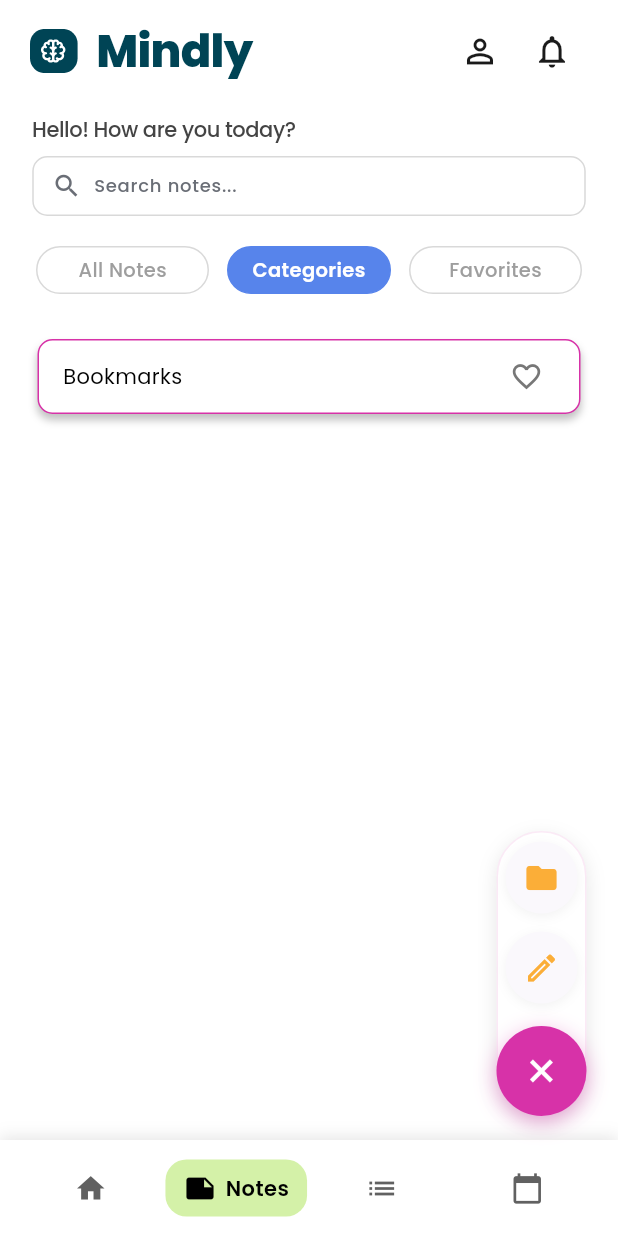
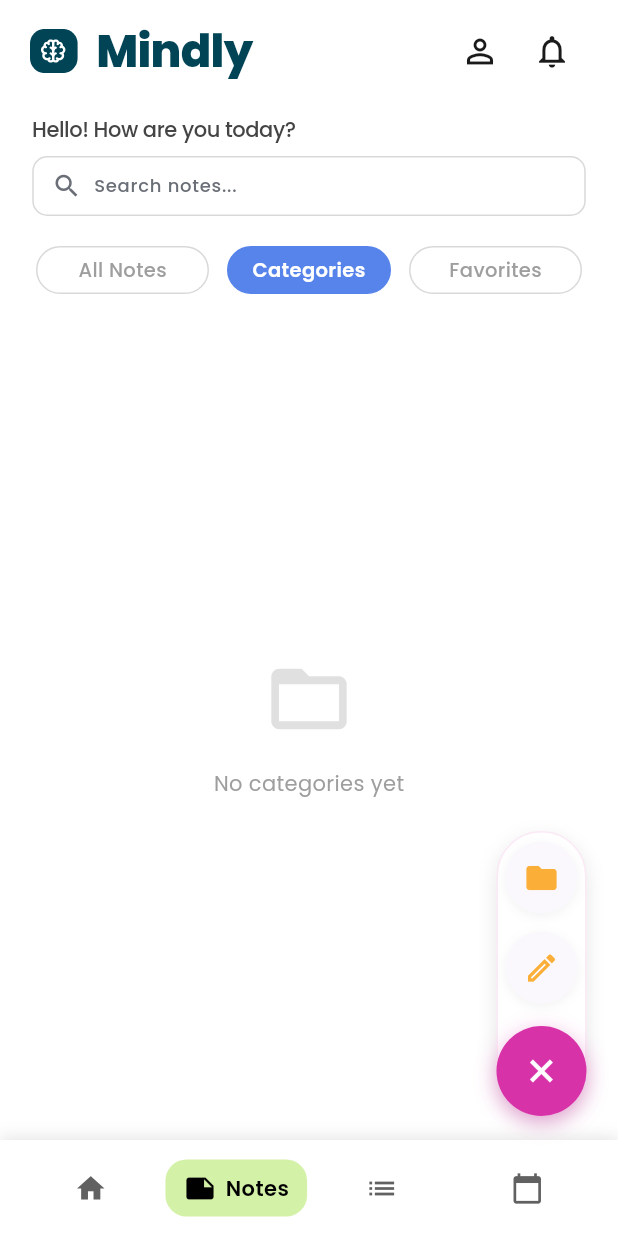
Before and after one commit to susanjong/MindlyApp_MobileDev, a Flutter app: the NotesMainPage screen opened by its route, after a tap on the "add" icon, after a tap on "Categories", on a phone screen of 412 x 824 dp. Run offline on Flutter 3.47's test engine with Material 3 defaults, Android fonts, the phone set to English and light mode, and no system bars; our stand-ins replace cloud_firestore, firebase_auth, firebase_core, flutter_svg, google_fonts, google_sign_in and 1 more; missing offline and left inert: flutter_quill; accounts and stored records are empty.

Commit message:
feat: implement move to category dialog and enhance category management

```diff
--- a/lib/features/auth/presentation/pages/signup.dart
+++ b/lib/features/auth/presentation/pages/signup.dart
@@ -105,7 +105,7 @@ class SignUpScreenState extends State<SignUpScreen> {
         final value = _emailController.text.trim();
         if (value.isEmpty) {
           _emailError = null;
-        } else if (!RegExp(r'^[\w-\.]+@([\w-]+\.)+[\w-]{2,4}$').hasMatch(value)) {
+        } else if (!RegExp(r'^[\w-.]+@([\w-]+\.)+[\w-]{2,4}$').hasMatch(value)) {
           _emailError = 'Please enter a valid email';
         } else {
           _emailError = null;
--- a/lib/features/notes/data/services/note_service.dart
+++ b/lib/features/notes/data/services/note_service.dart
@@ -40,50 +40,18 @@ class NoteService {
   Stream<List<CategoryModel>> getCategoriesStream() {
     if (_uid == null) return Stream.value([]);
 
-    // ✅ Stream untuk Bookmarks favorite status dari Firestore
+    // HANYA ambil kategori yang dibuat user dari Firestore
+    // Tidak ada lagi injeksi 'All' atau 'Bookmarks'
     return _firestore
         .collection('users')
         .doc(_uid)
+        .collection('categories')
+        .orderBy('name', descending: false) // Urutkan sesuai nama
         .snapshots()
-        .asyncMap((userDoc) async {
-      // Ambil categories dari subcollection
-      final categoriesSnapshot = await _firestore
-          .collection('users')
-          .doc(_uid)
-          .collection('categories')
-          .get();
-
-      var cats = categoriesSnapshot.docs
+        .map((snapshot) {
+      return snapshot.docs
           .map((doc) => CategoryModel.fromMap(doc.data(), doc.id))
           .toList();
-
-      // ✅ Get bookmarks favorite status dari user document
-      final userData = userDoc.data();
-      final isBookmarksFavorite = userData?['bookmarksFavorite'] ?? false;
-
-      // Add virtual categories
-      if (!cats.any((c) => c.id == 'all')) {
-        cats.insert(0, CategoryModel(id: 'all', name: 'All'));
-      }
-
-      // ✅ Bookmarks dengan favorite status dari Firestore
-      if (!cats.any((c) => c.id == 'bookmarks')) {
-        cats.insert(1, CategoryModel(
-          id: 'bookmarks',
-          name: 'Bookmarks',
-          isFavorite: isBookmarksFavorite,
-        ));
-      } else {
-        // Update existing bookmarks category
-        final bookmarksIndex = cats.indexWhere((c) => c.id == 'bookmarks');
-        if (bookmarksIndex != -1) {
-          cats[bookmarksIndex] = cats[bookmarksIndex].copyWith(
-            isFavorite: isBookmarksFavorite,
-          );
-        }
-      }
-
-      return cats;
     });
   }
 
@@ -92,18 +60,24 @@ class NoteService {
   Future<void> addNote(NoteModel note) async {
     if (_uid == null) return;
     final docRef = _firestore.collection('users').doc(_uid).collection('notes').doc();
+
+    // Pastikan categoryId tidak null/kosong, default ke string kosong jika tidak ada kategori
+    final safeCategoryId = (note.categoryId == 'all' || note.categoryId == 'bookmarks')
+        ? ''
+        : note.categoryId;
+
     final noteWithIdAndColor = note.copyWith(
       id: docRef.id,
       color: getColorForNote(docRef.id),
+      categoryId: safeCategoryId,
     );
     await docRef.set(noteWithIdAndColor.toMap());
   }
 
-  // ✅ FIX: Update note tanpa mengubah warna
   Future<void> updateNote(NoteModel note) async {
     if (_uid == null) return;
 
-    // Ambil warna lama dari Firestore
+    // Ambil warna lama agar tidak berubah
     final existingDoc = await _firestore
         .collection('users')
         .doc(_uid)
@@ -113,9 +87,15 @@ class NoteService {
 
     final existingColor = existingDoc.data()?['color'] ?? note.color;
 
-    // Update dengan warna yang sama
+    // Bersihkan categoryId jika masih ada sisa 'bookmarks' atau 'all' dari data lama
+    String cleanCategoryId = note.categoryId;
+    if (cleanCategoryId == 'all' || cleanCategoryId == 'bookmarks') {
+      cleanCategoryId = '';
+    }
+
     final noteMap = note.toMap();
-    noteMap['color'] = existingColor; // ✅ Pertahankan warna lama
+    noteMap['color'] = existingColor;
+    noteMap['categoryId'] = cleanCategoryId;
 
     await _firestore
         .collection('users')
@@ -135,6 +115,7 @@ class NoteService {
         .delete();
   }
 
+  // Logic Favorite Sederhana - Langsung update boolean
   Future<void> toggleFavorite(String noteId, bool currentStatus) async {
     if (_uid == null) return;
     await _firestore
@@ -143,17 +124,6 @@ class NoteService {
         .collection('notes')
         .doc(noteId)
         .update({'isFavorite': !currentStatus});
-  }
-
-  Future<void> toggleBookmark(String noteId, bool currentStatus) async {
-    if (_uid == null) return;
-    final newCategoryId = currentStatus ? 'all' : 'bookmarks';
-    await _firestore
-        .collection('users')
-        .doc(_uid)
-        .collection('notes')
-        .doc(noteId)
-        .update({'categoryId': newCategoryId});
   }
 
   Future<void> deleteNotesBatch(List<String> noteIds) async {
@@ -178,10 +148,14 @@ class NoteService {
 
   Future<void> moveNotesBatch(List<String> noteIds, String categoryId) async {
     if (_uid == null) return;
+
+    // Pastikan tidak memindahkan ke 'all' atau 'bookmarks' secara tidak sengaja
+    final safeCategory = (categoryId == 'all' || categoryId == 'bookmarks') ? '' : categoryId;
+
     final batch = _firestore.batch();
     for (var id in noteIds) {
       final docRef = _firestore.collection('users').doc(_uid).collection('notes').doc(id);
-      batch.update(docRef, {'categoryId': categoryId});
+      batch.update(docRef, {'categoryId': safeCategory});
     }
     await batch.commit();
   }
@@ -214,6 +188,7 @@ class NoteService {
         .doc(categoryId)
         .delete();
 
+    // Reset notes yang ada di kategori ini menjadi uncategorized ('')
     final notesSnapshot = await _firestore
         .collection('users')
         .doc(_uid)
@@ -223,32 +198,19 @@ class NoteService {
 
     final batch = _firestore.batch();
     for (var doc in notesSnapshot.docs) {
-      batch.update(doc.reference, {'categoryId': 'all'});
+      batch.update(doc.reference, {'categoryId': ''});
     }
     await batch.commit();
   }
 
-  // ✅ FIXED: Toggle category favorite - handle Bookmarks
   Future<void> toggleCategoryFavorite(String categoryId, bool currentStatus) async {
     if (_uid == null) return;
-
-    if (categoryId == 'bookmarks') {
-      // ✅ Store Bookmarks favorite status di user document
-      await _firestore
-          .collection('users')
-          .doc(_uid)
-          .set({
-        'bookmarksFavorite': !currentStatus,
-      }, SetOptions(merge: true));
-    } else {
-      // Regular categories
     await _firestore
         .collection('users')
         .doc(_uid)
         .collection('categories')
         .doc(categoryId)
         .update({'isFavorite': !currentStatus});
-    }
   }
 
   Future<NoteModel?> getNoteById(String noteId) async {
--- a/lib/features/notes/presentation/pages/notes_main_page.dart
+++ b/lib/features/notes/presentation/pages/notes_main_page.dart
@@ -135,7 +135,9 @@ class _NotesMainPageState extends State<NotesMainPage> {
       builder: (ctx) => StreamBuilder<List<CategoryModel>>(
         stream: _noteService.getCategoriesStream(),
         builder: (context, snapshot) {
+          // Stream ini sekarang sudah bersih dari 'All' dan 'Bookmarks'
           final categories = snapshot.data ?? [];
+
           return SafeArea(
             child: Column(
               mainAxisSize: MainAxisSize.min,
@@ -143,11 +145,14 @@ class _NotesMainPageState extends State<NotesMainPage> {
                 const SizedBox(height: 16),
                 Text('Move to...', style: GoogleFonts.poppins(fontSize: 18, fontWeight: FontWeight.w600)),
                 const SizedBox(height: 16),
-                if (categories.isEmpty) const Padding(padding: EdgeInsets.all(16), child: Text("No categories")),
+                if (categories.isEmpty)
+                  const Padding(padding: EdgeInsets.all(16), child: Text("No categories available. Create one first!")),
+
                 Expanded(
                   child: ListView.builder(
                     itemCount: categories.length,
                     itemBuilder: (context, index) => ListTile(
+                      leading: const Icon(Icons.folder_outlined, color: Colors.grey),
                       title: Text(categories[index].name, style: GoogleFonts.poppins()),
                       onTap: () async {
                         await _noteService.moveNotesBatch(_selectedNoteIds.toList(), categories[index].id);
@@ -199,7 +204,6 @@ class _NotesMainPageState extends State<NotesMainPage> {
 
   @override
   Widget build(BuildContext context) {
-    // ✅ FIX: Gabungkan kedua stream untuk trigger update bersamaan
     return StreamBuilder<List<CategoryModel>>(
       stream: _noteService.getCategoriesStream(),
       builder: (context, snapshotCategories) {
@@ -253,7 +257,6 @@ class _NotesMainPageState extends State<NotesMainPage> {
                           },
                           searchQuery: _searchQuery,
                         ),
-                        // ✅ Pass categories langsung dari stream
                         CategoriesTab(
                           noteService: _noteService,
                           categories: allCategories,
--- a/lib/features/notes/presentation/widgets/categories_tab.dart
+++ b/lib/features/notes/presentation/widgets/categories_tab.dart
@@ -50,30 +50,36 @@ class _CategoriesTabState extends State<CategoriesTab> {
 
   @override
   Widget build(BuildContext context) {
-    final allCategories = widget.categories;
+    // Gunakan kategori langsung dari stream (sudah diurutkan di service)
+    // Filter manual untuk jaga-jaga jika ada data lama 'all' atau 'bookmarks'
+    final displayCategories = widget.categories
+        .where((c) => c.id != 'all' && c.id != 'bookmarks')
+        .toList();
 
-    final bookmarksCategory = allCategories.firstWhere(
-          (c) => c.id == 'bookmarks',
-      orElse: () => CategoryModel(id: 'bookmarks', name: 'Bookmarks'),
-    );
-
-    final customCategories = allCategories
-        .where((c) => c.id != 'all' && c.id != 'bookmarks')
-        .toList()
-      ..sort((a, b) => a.name.toLowerCase().compareTo(b.name.toLowerCase()));
-
-    final sortedCategories = [bookmarksCategory, ...customCategories];
+    if (displayCategories.isEmpty) {
+      return Center(
+        child: Column(
+          mainAxisAlignment: MainAxisAlignment.center,
+          children: [
+            Icon(Icons.folder_open, size: 60, color: Colors.grey.shade300),
+            const SizedBox(height: 16),
+            Text(
+              'No categories yet',
+              style: GoogleFonts.poppins(color: Colors.grey),
+            ),
+          ],
+        ),
+      );
+    }
 
     return ListView.builder(
       physics: const BouncingScrollPhysics(),
       padding: const EdgeInsets.fromLTRB(0, 10, 0, 120),
-      itemCount: sortedCategories.length,
+      itemCount: displayCategories.length,
       itemBuilder: (context, index) {
-        final category = sortedCategories[index];
+        final category = displayCategories[index];
 
-        final notes = category.id == 'bookmarks'
-            ? widget.allNotes.where((n) => n.categoryId == 'bookmarks').toList()
-            : widget.allNotes.where((n) => n.categoryId == category.id).toList();
+        final notes = widget.allNotes.where((n) => n.categoryId == category.id).toList();
 
         return _CategoryItem(
           key: ValueKey('${category.id}_${category.isFavorite}'),
@@ -84,7 +90,7 @@ class _CategoriesTabState extends State<CategoriesTab> {
           onTap: () => _toggleExpand(category.id),
           noteService: widget.noteService,
           onNoteSelected: widget.onNoteSelected,
-          getPlainText: _getPlainText, // ✅ Pass helper
+          getPlainText: _getPlainText,
         );
       },
     );
@@ -99,7 +105,7 @@ class _CategoryItem extends StatefulWidget {
   final VoidCallback onTap;
   final NoteService noteService;
   final Function(String) onNoteSelected;
-  final String Function(String) getPlainText; // ✅ Terima helper
+  final String Function(String) getPlainText;
 
   const _CategoryItem({
     super.key,
@@ -137,6 +143,7 @@ class _CategoryItemState extends State<_CategoryItem> {
   }
 
   Future<void> _toggleFavorite() async {
+    // Optimistic Update: Update UI dulu
     setState(() {
       _isFavorite = !_isFavorite;
     });
@@ -144,9 +151,10 @@ class _CategoryItemState extends State<_CategoryItem> {
     try {
       await widget.noteService.toggleCategoryFavorite(
         widget.category.id,
-        widget.category.isFavorite,
+        widget.category.isFavorite, // kirim status lama untuk ditoggle di service
       );
     } catch (e) {
+      // Revert jika gagal
       setState(() {
         _isFavorite = !_isFavorite;
       });
@@ -247,12 +255,13 @@ class _CategoryItemState extends State<_CategoryItem> {
                 final note = widget.notes[index];
                 return NoteCard(
                   title: note.title,
-                  // ✅ FIX: Gunakan helper
                   content: widget.getPlainText(note.content),
                   date: note.formattedDate,
                   color: Color(note.color),
                   isFavorite: note.isFavorite,
                   onTap: () => widget.onNoteSelected(note.id),
+                  // Disable favorite tap inside category view to prevent confusion, or enable if needed
+                  onFavoriteTap: () {},
                 );
               },
             ),
```
Also changed, not shown: lib/features/notes/presentation/pages/note_editor_page.dart (+8 -28 lines), lib/features/notes/presentation/widgets/move_to_categories.dart (added, +528 -0 lines). Lines whose indentation alone changed are shown as unchanged.
